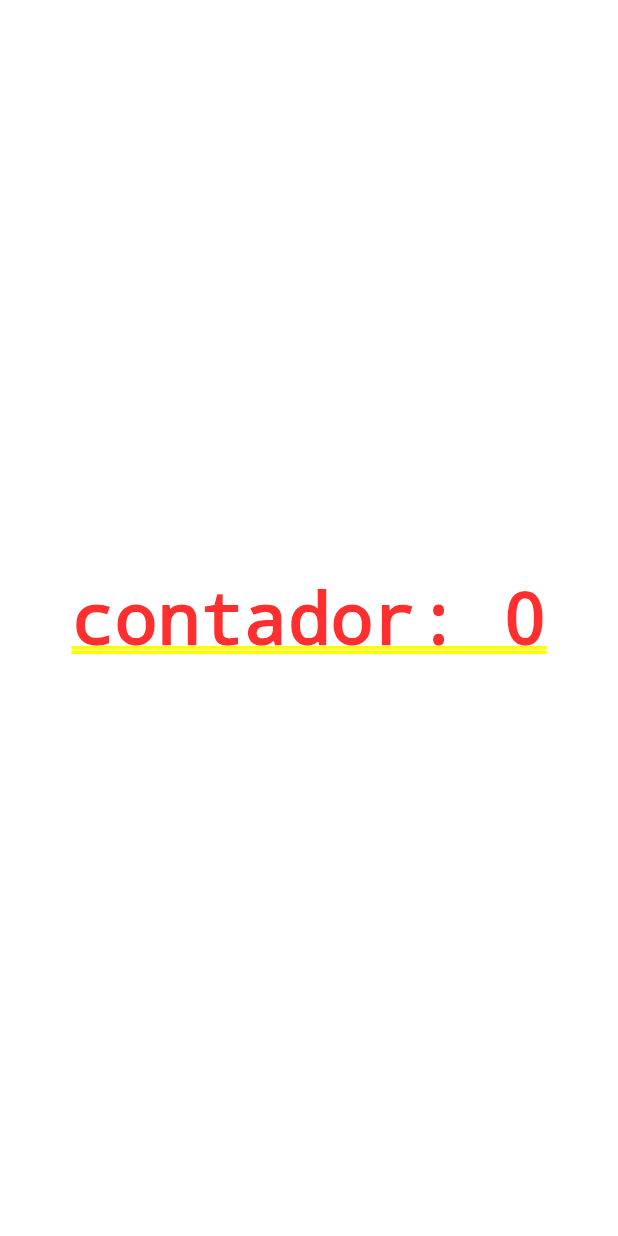
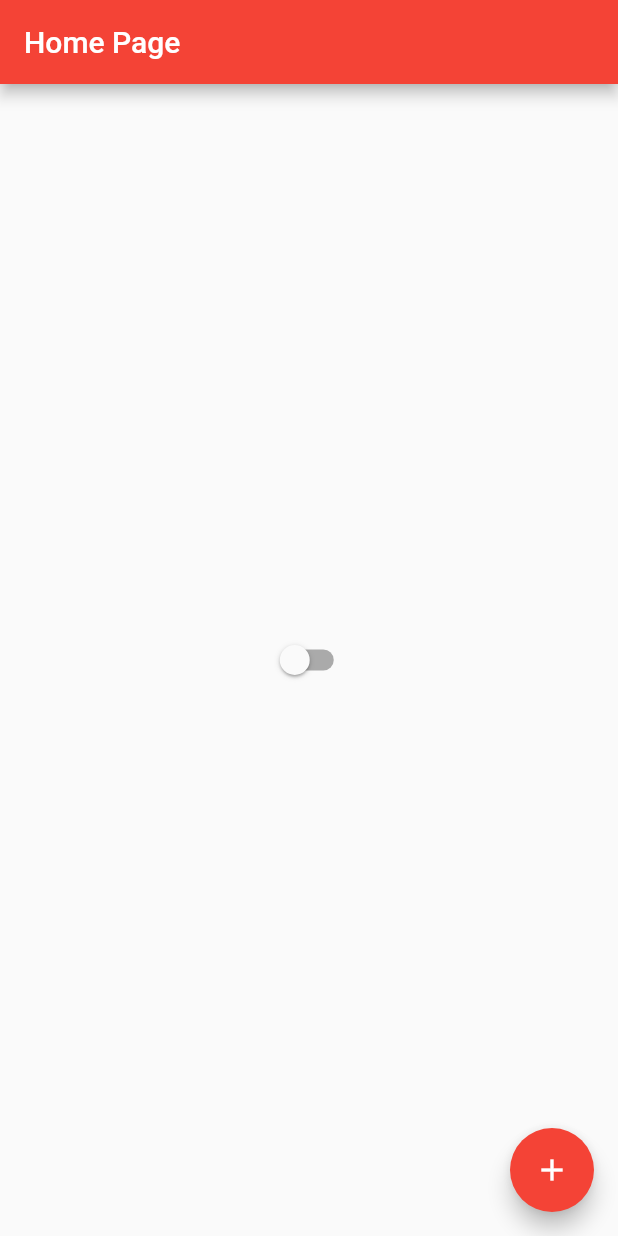
Before and after one commit to BrunowsUS/flutterando_curso_iniciante, a Flutter app: the screen it shows after launch, on a phone screen of 412 x 824 dp. Run offline on Flutter 3.47's test engine with Material 2 defaults, Android fonts, the phone set to English and light mode, and no system bars.

Commit message:
aula12_completed

```diff
--- /dev/null
+++ b/lib/app_controller.dart
@@ -0,0 +1,12 @@
+import 'package:flutter/material.dart';
+
+class AppController extends ChangeNotifier{
+
+    static AppController instance = AppController();
+
+    bool isDartTheme = false;
+    changeTheme(){
+      isDartTheme = !isDartTheme;
+      notifyListeners();
+    }
+}
--- /dev/null
+++ b/lib/appwidget.dart
@@ -0,0 +1,26 @@
+import 'package:flutter/material.dart';
+import 'package:flutterando_aula/app_controller.dart';
+
+import 'homepage.dart';
+
+class AppWidget extends StatelessWidget {
+  final String title;
+
+  const AppWidget({super.key, required this.title});
+
+  @override
+  Widget build(BuildContext context) {
+    return AnimatedBuilder(
+        animation: AppController.instance,
+        builder: (context, child) {
+          return MaterialApp(
+            theme: ThemeData(
+                primarySwatch: Colors.red,
+                brightness: AppController.instance.isDartTheme
+                    ? Brightness.dark
+                    : Brightness.light),
+            home: HomePage(),
+          );
+        });
+  } // build
+} // main
--- /dev/null
+++ b/lib/homepage.dart
@@ -0,0 +1,38 @@
+import 'package:flutter/material.dart';
+import 'package:flutterando_aula/app_controller.dart';
+
+class HomePage extends StatefulWidget {
+  @override
+  State<HomePage> createState() {
+    return HomePageState();
+  }
+}
+
+class HomePageState extends State<HomePage> {
+  int counter = 0;
+
+  @override
+  Widget build(Object context) {
+    return Scaffold(
+      appBar: AppBar(
+        title: Text('Home Page'),
+      ),
+      body: Center(
+        child: Switch(
+          value: AppController.instance.isDartTheme,
+          onChanged: (value) {
+            AppController.instance.changeTheme();
+          },
+        ),
+      ),
+      floatingActionButton: FloatingActionButton(
+        onPressed: () {
+          setState(() {
+            counter++;
+          });
+        },
+        child: Icon(Icons.add),
+      ),
+    );
+  }
+}
--- a/lib/main.dart
+++ b/lib/main.dart
@@ -1,44 +1,7 @@
 import 'package:flutter/material.dart';
+
+import 'appwidget.dart';
 
 main() {
   runApp(AppWidget(title: 'Flutterando 3'));
 }
-
-class AppWidget extends StatelessWidget {
-  final String title;
-
-  const AppWidget({super.key, required this.title});
-
-  @override
-  Widget build(BuildContext context) {
-    return MaterialApp(
-      theme: ThemeData.light(),
-      home: HomePage(),
-    );
-  } // build
-} // main
-
-class HomePage extends StatefulWidget {
-  @override
-  State<HomePage> createState() {
-    return HomePageState();
-  }
-}
-
-class HomePageState extends State<HomePage> {
-  int counter = 0;
-  @override
-  Widget build(Object context) {
-    return Container(
-      child: Center(
-          child: GestureDetector(
-        child: Text('contador: $counter'),
-        onTap: () {
-          setState(() {
-            counter++;
-          });
-        },
-      )),
-    );
-  }
-}
```
